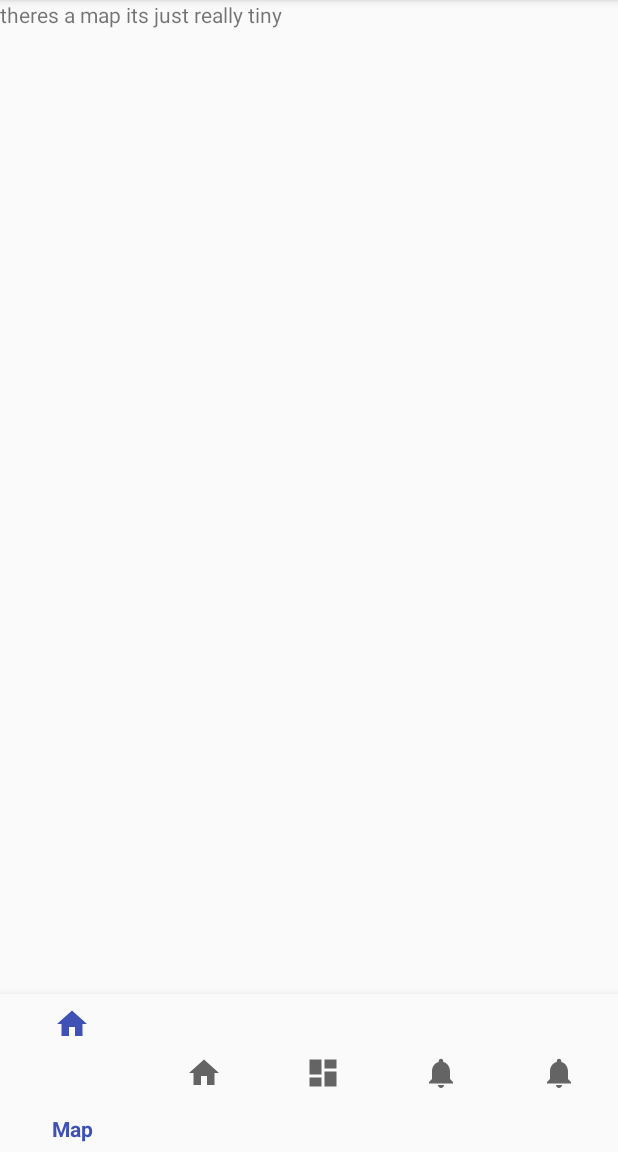
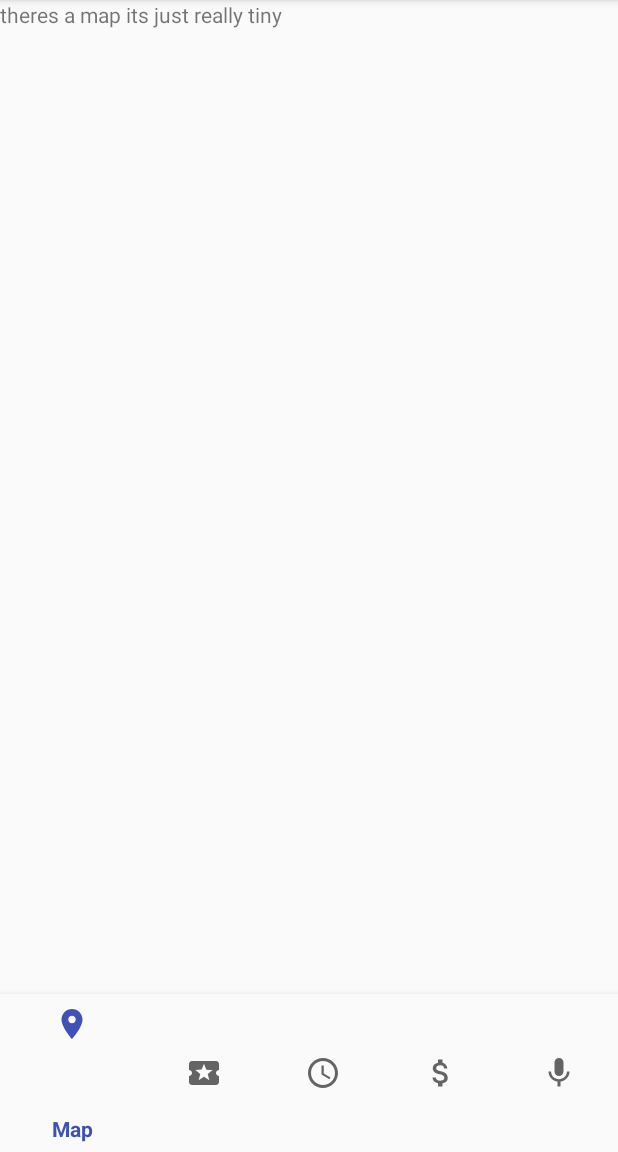
Before and after one commit to Mizzou-Computing-Association/app-android, an Android app: the screen it shows after launch (HomeScreenActivity), on a phone screen of 412 x 824 dp, the part 84-1236 px from its top. Run offline under Robolectric (Android 15) with nearby library versions, the phone set to English and light mode, and no system bars.

Commit message:
Added better icons to navbar

```diff
--- /dev/null
+++ b/app/src/main/res/drawable/ic_map_24dp.xml
@@ -0,0 +1,13 @@
+<?xml version="1.0" encoding="utf-8"?>
+<vector xmlns:android="http://schemas.android.com/apk/res/android"
+    android:width="24dp"
+    android:height="24dp"
+    android:viewportWidth="24"
+    android:viewportHeight="24">
+
+    <path
+        android:fillColor="#000000"
+        android:pathData="M12 2C8.13 2 5 5.13 5 9c0 5.25 7 13 7 13s7-7.75 7-13c0-3.87-3.13-7-7-7zm0 9.5c-1.38 0-2.5-1.12-2.5-2.5s1.12-2.5 2.5-2.5 2.5 1.12 2.5 2.5-1.12 2.5-2.5 2.5z" />
+    <path
+        android:pathData="M0 0h24v24H0z" />
+</vector>
--- /dev/null
+++ b/app/src/main/res/drawable/ic_prizes_24dp.xml
@@ -0,0 +1,13 @@
+<?xml version="1.0" encoding="utf-8"?>
+<vector xmlns:android="http://schemas.android.com/apk/res/android"
+    android:width="24dp"
+    android:height="24dp"
+    android:viewportWidth="24"
+    android:viewportHeight="24">
+
+    <path
+        android:pathData="M0 0h24v24H0z" />
+    <path
+        android:fillColor="#000000"
+        android:pathData="M20 12c0-1.1 0.9 -2 2-2V6c0-1.1-0.9-2-2-2H4c-1.1 0-1.99 0.9 -1.99 2v4c1.1 0 1.99 0.9 1.99 2s-0.89 2-2 2v4c0 1.1 0.9 2 2 2h16c1.1 0 2-0.9 2-2v-4c-1.1 0-2-0.9-2-2zm-4.42 4.8L12 14.5l-3.58 2.3 1.08-4.12-3.29-2.69 4.24-0.25L12 5.8l1.54 3.95 4.24 0.25 -3.29 2.69 1.09 4.11z" />
+</vector>
--- /dev/null
+++ b/app/src/main/res/drawable/ic_schedule_24dp.xml
@@ -0,0 +1,16 @@
+<?xml version="1.0" encoding="utf-8"?>
+<vector xmlns:android="http://schemas.android.com/apk/res/android"
+    android:width="24dp"
+    android:height="24dp"
+    android:viewportWidth="24"
+    android:viewportHeight="24">
+
+    <path
+        android:fillColor="#000000"
+        android:pathData="M11.99 2C6.47 2 2 6.48 2 12s4.47 10 9.99 10C17.52 22 22 17.52 22 12S17.52 2 11.99 2zM12 20c-4.42 0-8-3.58-8-8s3.58-8 8-8 8 3.58 8 8-3.58 8-8 8z" />
+    <path
+        android:pathData="M0 0h24v24H0z" />
+    <path
+        android:fillColor="#000000"
+        android:pathData="M12.5 7H11v6l5.25 3.15 0.75 -1.23-4.5-2.67z" />
+</vector>
--- /dev/null
+++ b/app/src/main/res/drawable/ic_sponsors_24dp.xml
@@ -0,0 +1,13 @@
+<?xml version="1.0" encoding="utf-8"?>
+<vector xmlns:android="http://schemas.android.com/apk/res/android"
+    android:width="24dp"
+    android:height="24dp"
+    android:viewportWidth="24"
+    android:viewportHeight="24">
+
+    <path
+        android:fillColor="#000000"
+        android:pathData="M11.8 10.9c-2.27-0.59-3-1.2-3-2.15 0-1.09 1.01-1.85 2.7-1.85 1.78 0 2.44 0.85 2.5 2.1h2.21c-0.07-1.72-1.12-3.3-3.21-3.81V3h-3v2.16c-1.94 0.42 -3.5 1.68-3.5 3.61 0 2.31 1.91 3.46 4.7 4.13 2.5 0.6 3 1.48 3 2.41 0 0.69-0.49 1.79-2.7 1.79-2.06 0-2.87-0.92-2.98-2.1h-2.2c0.12 2.19 1.76 3.42 3.68 3.83V21h3v-2.15c1.95-0.37 3.5-1.5 3.5-3.55 0-2.84-2.43-3.81-4.7-4.4z" />
+    <path
+        android:pathData="M0 0h24v24H0z" />
+</vector>
--- /dev/null
+++ b/app/src/main/res/drawable/ic_tigertalks_24dp.xml
@@ -0,0 +1,13 @@
+<?xml version="1.0" encoding="utf-8"?>
+<vector xmlns:android="http://schemas.android.com/apk/res/android"
+    android:width="24dp"
+    android:height="24dp"
+    android:viewportWidth="24"
+    android:viewportHeight="24">
+
+    <path
+        android:fillColor="#000000"
+        android:pathData="M12 14c1.66 0 2.99-1.34 2.99-3L15 5c0-1.66-1.34-3-3-3S9 3.34 9 5v6c0 1.66 1.34 3 3 3zm5.3-3c0 3-2.54 5.1-5.3 5.1S6.7 14 6.7 11H5c0 3.41 2.72 6.23 6 6.72V21h2v-3.28c3.28-0.48 6-3.3 6-6.72h-1.7z" />
+    <path
+        android:pathData="M0 0h24v24H0z" />
+</vector>
--- a/app/src/main/res/menu/navigation.xml
+++ b/app/src/main/res/menu/navigation.xml
@@ -3,27 +3,27 @@
 
     <item
         android:id="@+id/navigation_map"
-        android:icon="@drawable/ic_home_black_24dp"
+        android:icon="@drawable/ic_map_24dp"
         android:title="@string/title_map" />
 
     <item
         android:id="@+id/navigation_prizes"
-        android:icon="@drawable/ic_home_black_24dp"
+        android:icon="@drawable/ic_prizes_24dp"
         android:title="@string/title_prizes" />
 
     <item
         android:id="@+id/navigation_schedule"
-        android:icon="@drawable/ic_dashboard_black_24dp"
+        android:icon="@drawable/ic_schedule_24dp"
         android:title="@string/title_schedule" />
 
     <item
         android:id="@+id/navigation_sponsors"
-        android:icon="@drawable/ic_notifications_black_24dp"
+        android:icon="@drawable/ic_sponsors_24dp"
         android:title="@string/title_sponsors" />
 
     <item
         android:id="@+id/navigation_tigertalks"
-        android:icon="@drawable/ic_notifications_black_24dp"
+        android:icon="@drawable/ic_tigertalks_24dp"
         android:title="@string/title_tigertalks" />
 
 
```
